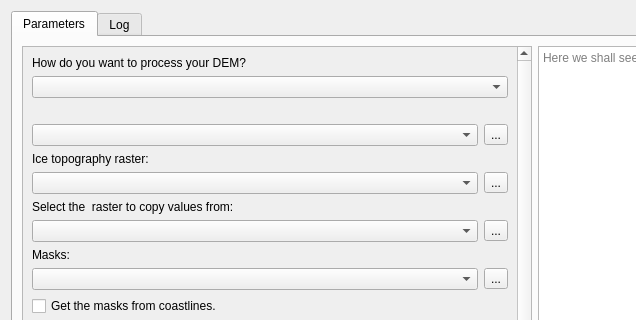
The window that std_proc_dialog_base.ui (jaminzoda/terra-antiqua) describes before a commit, drawn with Qt 5; both pictures show x 0 to 636 and y 0 to 320 of the 880 by 500 pixel window.
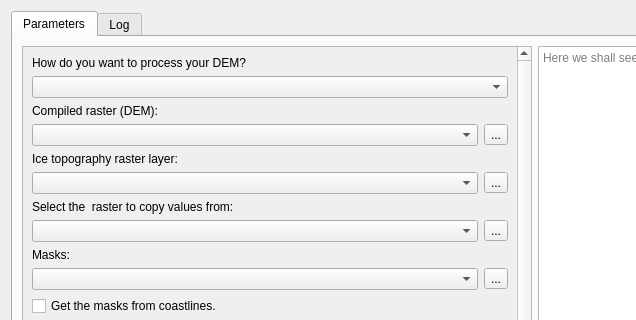
The same window after the commit. Custom widgets are drawn as their Qt base class.

Commit message: Resolved a conflict in the std_proc_dialog_base.ui.

```diff
--- a/std_proc_dialog_base.ui
+++ b/std_proc_dialog_base.ui
@@ -69,12 +69,9 @@
           <property name="geometry">
            <rect>
             <x>0</x>
-            <y>-40</y>
+            <y>0</y>
             <width>493</width>
             <height>412</height>
-            <y>-156</y>
-            <width>479</width>
-            <height>497</height>
            </rect>
           </property>
           <layout class="QVBoxLayout" name="verticalLayout_8">
@@ -97,7 +94,6 @@
              <item>
               <widget class="QLabel" name="baseRasterLabel">
                <property name="text">
-                <string>Select the compiled raster:</string>
                 <string>Compiled raster (DEM):</string>
                </property>
               </widget>
@@ -123,7 +119,7 @@
              <item>
               <widget class="QLabel" name="iceTopoLabel">
                <property name="text">
-                <string>Ice topography raster:</string>
+                <string>Ice topography raster layer:</string>
                </property>
               </widget>
              </item>
@@ -272,7 +268,7 @@
               </widget>
              </item>
              <item>
-              <widget class="QgsFileWidget" name="outputPath" native="true"/>
+              <widget class="QgsFileWidget" name="outputPath"/>
              </item>
             </layout>
            </item>
```
